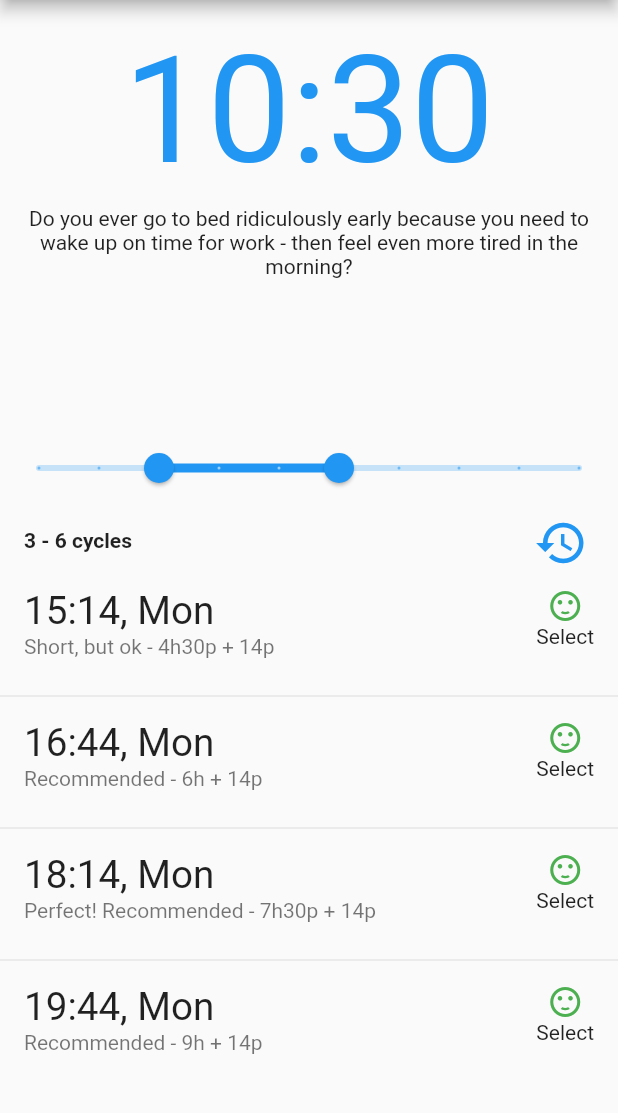
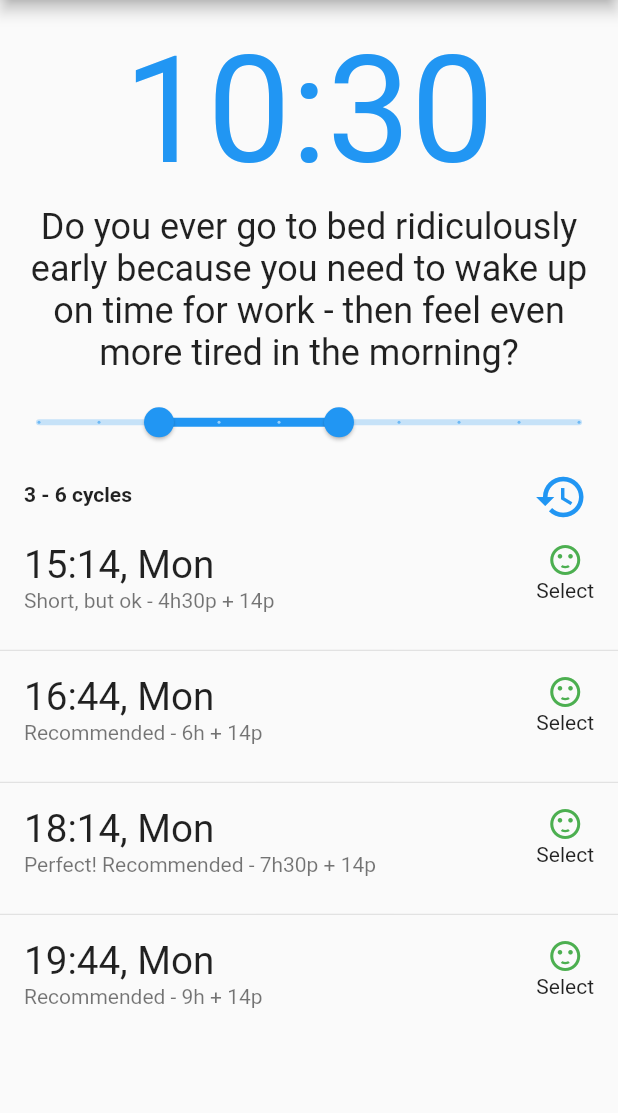
Before and after one commit to tbm98/make_sleep_better, a Flutter app: the screen it shows after launch, on a phone screen of 412 x 824 dp, the part 84-1197 px from its top. Run offline on Flutter 3.47's test engine with Material 2 defaults, Android fonts, the phone set to English and light mode, and no system bars; our stand-ins replace shared_preferences, shimmer.

Commit message:
fix home layout

```diff
--- a/lib/src/pages/home.dart
+++ b/lib/src/pages/home.dart
@@ -142,13 +142,12 @@ class _HomePageState extends State<HomePage> {
   }
 
   Widget _textHeader(BuildContext context) {
-    return const Expanded(
-      child: Padding(
+    return const Padding(
       padding: EdgeInsets.all(8),
       child: Text(
         'Do you ever go to bed ridiculously early because you need to wake up on time for work - then feel even more tired in the morning?',
         textAlign: TextAlign.center,
-        ),
+        style: TextStyle(fontSize: 24),
       ),
     );
   }
@@ -223,13 +222,12 @@ class _HomePageState extends State<HomePage> {
   }
 
   Widget _listTimeWakeup(BuildContext context) {
-    return FutureBuilder(
+    return Expanded(
+      child: FutureBuilder(
         future: _delayMinuteFuture,
         builder: (context, snapshot) {
           if (snapshot.data == null) {
-          return SizedBox(
-            height: Sizes.getHeightNoAppbar(context) * 0.5,
-            child: Center(
+            return Center(
               child: Shimmer.fromColors(
                 baseColor: Colors.red,
                 highlightColor: Colors.yellow,
@@ -242,15 +240,12 @@ class _HomePageState extends State<HomePage> {
                   ),
                 ),
               ),
-            ),
             );
           } else {
             _delayMinute = snapshot.data;
             _loadTimeWakeUp();
             return DelayedAnimation(
               delay: 150,
-            child: SizedBox(
-              height: Sizes.getHeightNoAppbar(context) * 0.5,
               child: ListView.separated(
                   itemBuilder: (context, index) {
                     final TimeWakeUp data = _timeWakeUp[index];
@@ -258,7 +253,8 @@ class _HomePageState extends State<HomePage> {
                     return ListTile(
                       title: Text(
                         _dateSupport.formatHHmmWithDay(data.time),
-                        style: TextStyle(fontSize: Sizes.getWidth(context) / 16),
+                        style:
+                            TextStyle(fontSize: Sizes.getWidth(context) / 16),
                       ),
                       subtitle: Text(
                           _mainProvider.getSuggest(data.cycle, snapshot.data)),
@@ -282,10 +278,10 @@ class _HomePageState extends State<HomePage> {
                     return const Divider();
                   },
                   itemCount: _timeWakeUp.length),
-            ),
             );
           }
         },
+      ),
     );
   }
 
```
Lines whose indentation alone changed are shown as unchanged.
